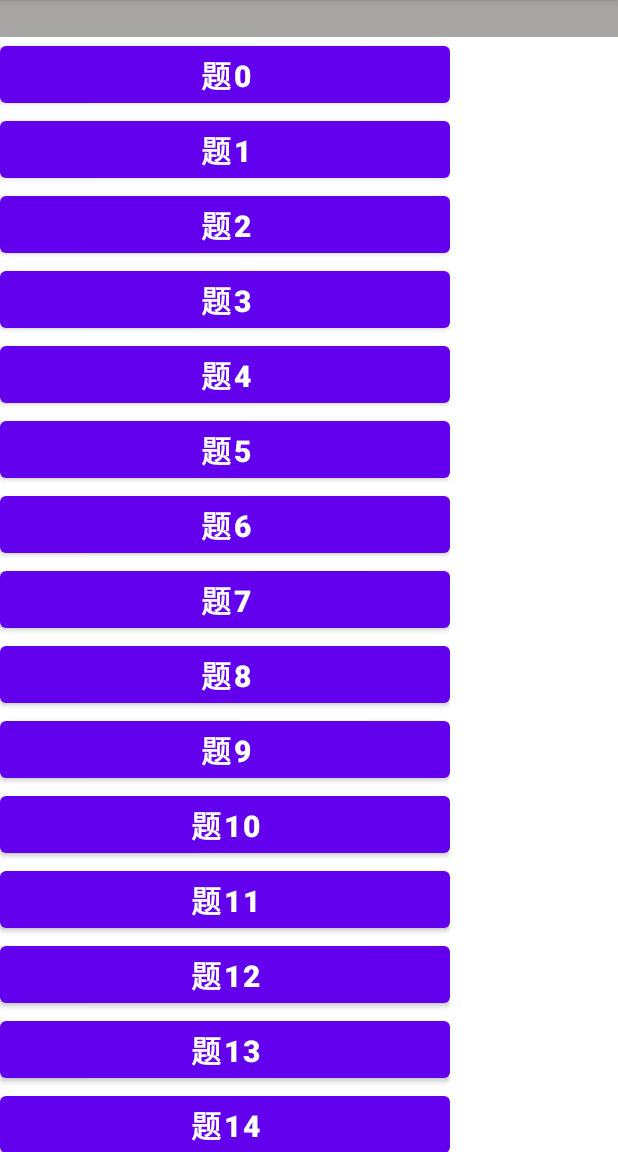
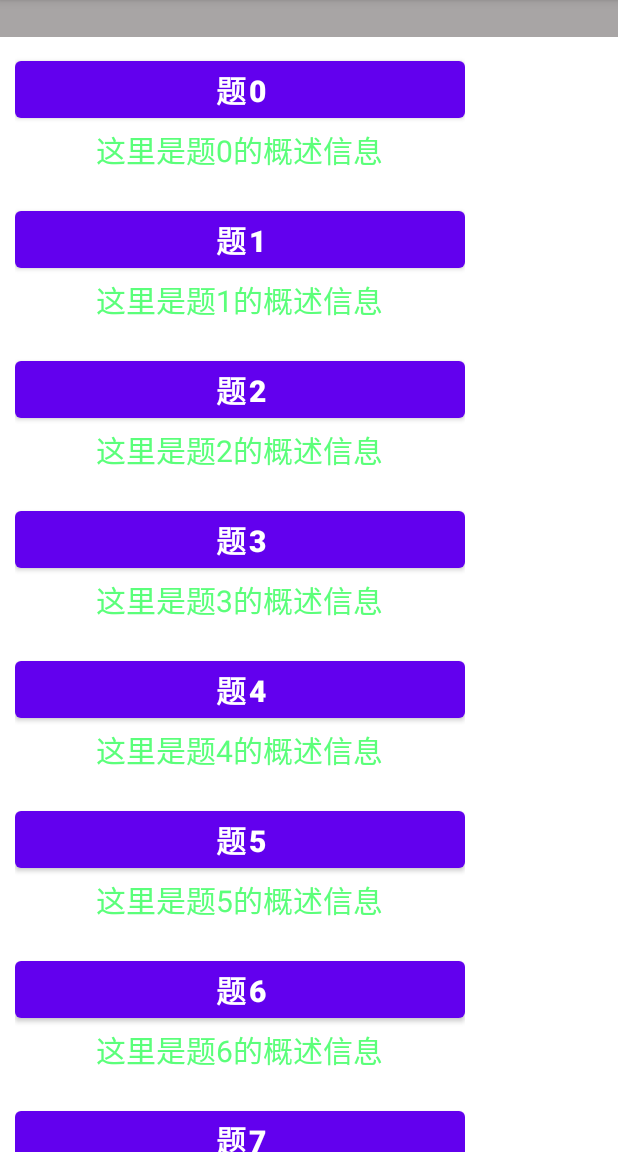
Before and after one commit to RUOKUNH/AndroidHomework, an Android app: the screen it shows after launch (MainActivity), on a phone screen of 412 x 824 dp, the part 84-1236 px from its top. Run offline under Robolectric (Android 15) with nearby library versions, the phone set to English and light mode, and no system bars.

Commit message:
add breif introduction of questions

```diff
--- a/app/src/main/java/com/bytedance/jstu/homework/ItemAdapter.kt
+++ b/app/src/main/java/com/bytedance/jstu/homework/ItemAdapter.kt
@@ -6,6 +6,7 @@ import android.util.Log
 import android.view.View
 import android.view.ViewGroup
 import android.widget.Button
+import android.widget.TextView
 import androidx.recyclerview.widget.RecyclerView
 
 class ItemAdapter : RecyclerView.Adapter<ItemAdapter.ItemViewHolder>() {
@@ -16,9 +17,11 @@ class ItemAdapter : RecyclerView.Adapter<ItemAdapter.ItemViewHolder>() {
     class ItemViewHolder(view: View): RecyclerView.ViewHolder(view) {
 
         private val tv= view.findViewById<Button>(R.id.button1)
+        private val tr = view.findViewById<TextView>(R.id.brief)
 
         fun bind(content: String) {
             tv.text = content
+            tr.text = "这里是${content}的概述信息"
             tv.setOnClickListener{
                 Log.d("press", "点击${content}")
                 val intent = Intent()
--- a/app/src/main/res/layout/item_layout.xml
+++ b/app/src/main/res/layout/item_layout.xml
@@ -5,14 +5,28 @@
     android:gravity="center_horizontal"
     android:orientation="vertical">
 
-    <Button
-        android:id="@+id/button1"
-        android:layout_width="300dp"
+    <LinearLayout
+        android:layout_width="wrap_content"
         android:layout_height="wrap_content"
-        android:textStyle="bold"
-        android:textSize="20sp"/>
+        android:orientation="vertical"
+        android:layout_gravity="center_horizontal"
+        android:padding="10dp">
 
+        <Button
+            android:id="@+id/button1"
+            android:layout_width="300dp"
+            android:layout_height="wrap_content"
+            android:textStyle="bold"
+            android:textSize="20sp"/>
 
+        <TextView
+            android:id="@+id/brief"
+            android:layout_width="wrap_content"
+            android:layout_height="wrap_content"
+            android:textSize="20sp"
+            android:textColor="#5BFF7A"
+            android:layout_gravity="center_horizontal"/>
+    </LinearLayout>
 
 
 </LinearLayout>
```
